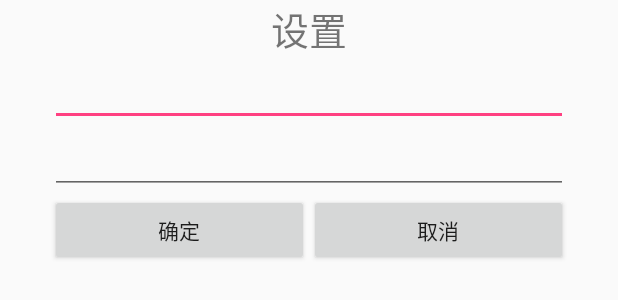
After one commit to lgwguang/Android, an Android app: the layout dialog_edit.xml on its own in the app's theme, with its tools: preview values and no code run, on a phone screen of 412 x 824 dp. The commit adds this screen. Shown: the top 300 px of the screen. Run offline under Robolectric (Android 15) with nearby library versions, the phone set to English and light mode, and no system bars.

Commit message:
添加部分界面

```diff
--- a/app/build.gradle
+++ b/app/build.gradle
@@ -9,7 +9,7 @@ android {
         debug {
             keyAlias 'androiddebugkey'
             keyPassword 'android'
-            storeFile file('D:/myproject/Android/debug.keystore')
+            storeFile file('E:/gooledemo/Android/debug.keystore')
             storePassword 'android'
         }
     }
@@ -71,7 +71,7 @@ dependencies {
     testImplementation 'junit:junit:4.12'
     androidTestImplementation 'com.android.support.test:runner:1.0.2'
     androidTestImplementation 'com.android.support.test.espresso:espresso-core:3.0.2'
-    implementation 'com.blankj:utilcode:1.13.7'
+    implementation 'com.blankj:utilcode:1.17.0'
     implementation 'com.lzy.net:okrx2:2.0.2'
     implementation 'io.reactivex.rxjava2:rxandroid:2.0.1'
     implementation 'com.readystatesoftware.chuck:library:1.0.4'
--- a/app/src/main/java/com/lgw/activity/GuideActivity.java
+++ b/app/src/main/java/com/lgw/activity/GuideActivity.java
@@ -36,7 +36,7 @@ public class GuideActivity extends BaseActivity implements View.OnClickListener
             @Override
             public void finish() {
                 LogUtils.d("======进入主页面======");
-                Intent intent = new Intent(mContext, MainActivity.class);
+                Intent intent = new Intent(mContext, NewMainActivity.class);
                 startActivity(intent);
                 GuideActivity.this.finish();
             }
--- a/app/src/main/java/com/lgw/base/BaseActivity.java
+++ b/app/src/main/java/com/lgw/base/BaseActivity.java
@@ -1,6 +1,7 @@
 package com.lgw.base;
 
 
+import android.app.Activity;
 import android.content.Context;
 import android.content.Intent;
 import android.content.pm.ActivityInfo;
@@ -13,6 +14,7 @@ import com.blankj.utilcode.util.ToastUtils;
 public abstract class BaseActivity extends CheckPermissionsActivity {
 
     protected Context mContext;
+    protected Activity mActivity;
 
     @Override
     protected void onCreate(@Nullable Bundle savedInstanceState) {
@@ -22,6 +24,7 @@ public abstract class BaseActivity extends CheckPermissionsActivity {
         //避免切换横竖屏
         setRequestedOrientation(ActivityInfo.SCREEN_ORIENTATION_PORTRAIT);
         mContext = getApplicationContext();
+        mActivity = this;
         initView();
         initListener();
         initData();
--- /dev/null
+++ b/app/src/main/res/layout/dialog_edit.xml
@@ -0,0 +1,51 @@
+<?xml version="1.0" encoding="utf-8"?>
+<LinearLayout xmlns:android="http://schemas.android.com/apk/res/android"
+    android:layout_width="match_parent"
+    android:layout_height="wrap_content"
+    android:layout_marginLeft="30dp"
+    android:layout_marginRight="30dp"
+    android:gravity="center_horizontal"
+    android:layout_gravity="center_horizontal"
+    android:orientation="vertical">
+
+    <TextView
+        android:layout_width="wrap_content"
+        android:layout_height="wrap_content"
+        android:textSize="25sp"
+        android:text="设置"/>
+
+    <EditText
+        android:layout_width="match_parent"
+        android:layout_height="wrap_content"
+        android:layout_marginLeft="3dp"
+        android:layout_marginRight="3dp"
+        android:id="@+id/et_text1"/>
+
+    <EditText
+        android:layout_width="match_parent"
+        android:layout_height="wrap_content"
+        android:layout_marginLeft="3dp"
+        android:layout_marginRight="3dp"
+        android:id="@+id/et_text2"/>
+
+    <LinearLayout
+        android:layout_width="match_parent"
+        android:layout_height="wrap_content"
+        android:layout_marginLeft="3dp"
+        android:layout_marginRight="3dp"
+        android:orientation="horizontal">
+        <Button
+            android:id="@+id/btn_ok"
+            android:layout_width="0dp"
+            android:layout_height="wrap_content"
+            android:layout_weight="1"
+            android:text="确定"/>
+        <Button
+            android:id="@+id/btn_cancel"
+            android:layout_width="0dp"
+            android:layout_height="wrap_content"
+            android:layout_weight="1"
+            android:text="取消"/>
+    </LinearLayout>
+
+</LinearLayout>
--- a/build.gradle
+++ b/build.gradle
@@ -1,7 +1,7 @@
 // Top-level build file where you can add configuration options common to all sub-projects/modules.
 
 buildscript {
-    ext.kotlin_version = '1.2.41'
+    ext.kotlin_version = '1.2.50'
     repositories {
         google()
         jcenter()
```
Also changed, not shown: app/src/main/AndroidManifest.xml (+5 -3 lines), app/src/main/assets/menudata.json (added, +93 -0 lines), app/src/main/java/com/lgw/Utils/Util.java (added, +16 -0 lines), app/src/main/java/com/lgw/activity/MainActivity.kt (+9 -8 lines), app/src/main/java/com/lgw/activity/NewMainActivity.java (added, +92 -0 lines), app/src/main/java/com/lgw/adapter/HomeAdapter.java (added, +81 -0 lines), app/src/main/java/com/lgw/adapter/OnViewItemListener.java (added, +7 -0 lines), app/src/main/java/com/lgw/bean/Home.java (added, +99 -0 lines), app/src/main/res/layout/activity_new_main.xml (added, +15 -0 lines), app/src/main/res/layout/item_home.xml (added, +24 -0 lines).
